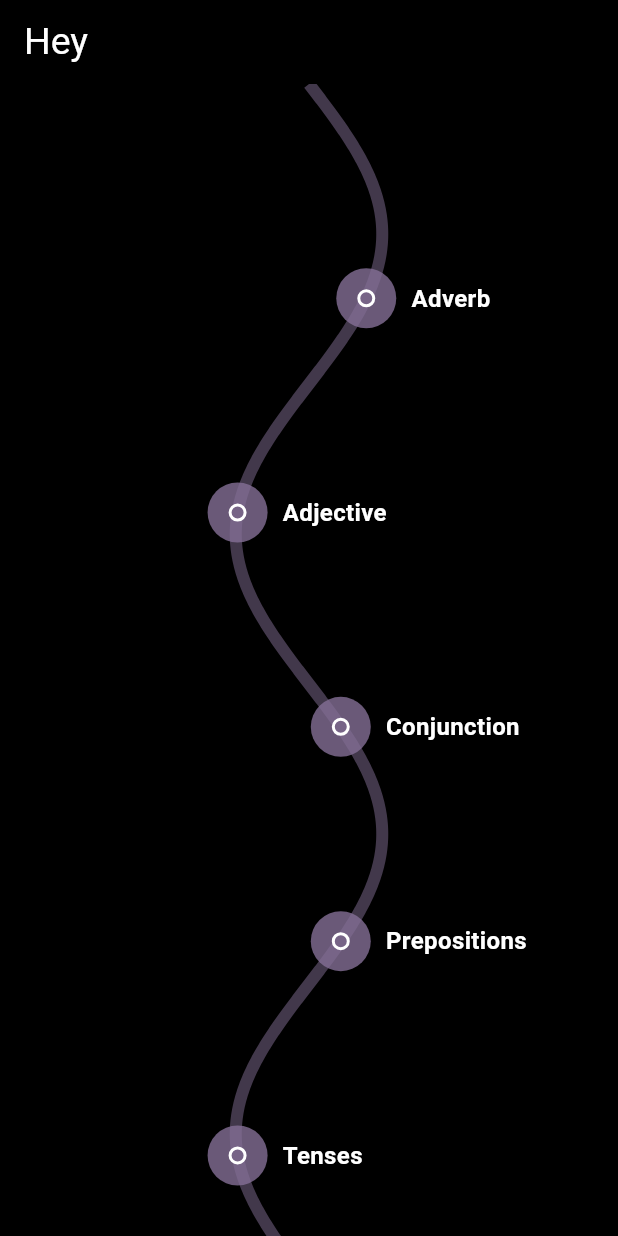
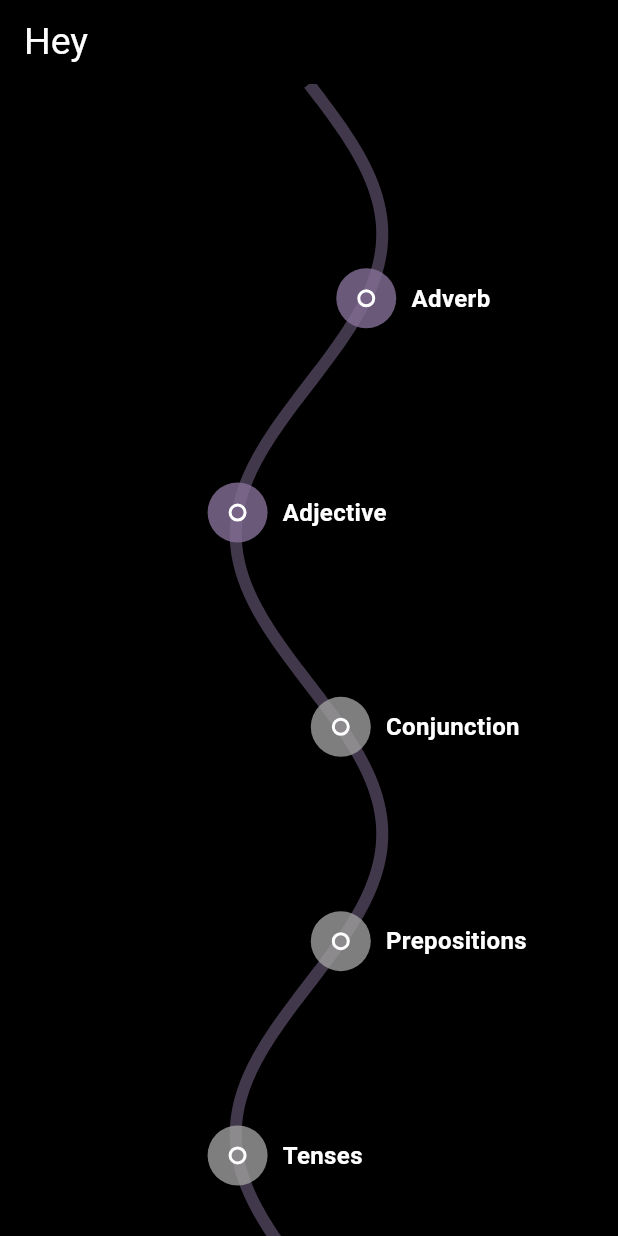
Before and after one commit to joshboye/LanguageHelperApp, a Flutter app: the HomeScreen screen opened directly with empty values, on a phone screen of 412 x 824 dp. Run offline on Flutter 3.47's test engine with Material 3 defaults, Android fonts, the phone set to English and light mode, and no system bars; our stand-ins replace shared_preferences; accounts and stored records are empty.

Commit message:
sheetsscreen

```diff
--- /dev/null
+++ b/lib/features/home/domain/entities/labels.dart
@@ -0,0 +1,5 @@
+class Label {
+  final String name;
+
+  const Label(this.name);
+}
--- /dev/null
+++ b/lib/features/home/domain/repositories/homerepository.dart
@@ -0,0 +1,5 @@
+import 'package:stimuler_task_app/features/home/domain/entities/labels.dart';
+
+abstract class HomeRepository {
+  Future<List<Label>> fetchLabels();
+}
--- a/lib/features/home/presentation/pages/homescreen.dart
+++ b/lib/features/home/presentation/pages/homescreen.dart
@@ -1,184 +1,104 @@
+import 'dart:math';
+import 'dart:ui';
+
 import 'package:flutter/material.dart';
-import 'dart:math';
+import 'package:provider/provider.dart';
+import 'package:stimuler_task_app/features/home/presentation/pages/sheetscreen.dart';
+import 'package:stimuler_task_app/features/home/presentation/providers/homeprovider.dart';
+import 'package:stimuler_task_app/features/home/presentation/providers/sheetprovider.dart';
+import 'package:stimuler_task_app/features/home/widgets/node_button_overlay.dart';
+import 'package:stimuler_task_app/features/home/widgets/sine_wave.dart';
 
-class HomeScreen extends StatelessWidget {
+class HomeScreen extends StatefulWidget {
   final String username;
   final int numberOfWaves;
   final int numberOfNodes;
 
-  const HomeScreen({Key? key, required this.username, this.numberOfWaves = 5, this.numberOfNodes = 6}) : super(key: key);
+  const HomeScreen({
+    Key? key,
+    required this.username,
+    this.numberOfWaves = 5,
+    this.numberOfNodes = 6,
+  }) : super(key: key);
+
+  @override
+  _HomeScreenState createState() => _HomeScreenState();
+}
+
+class _HomeScreenState extends State<HomeScreen> {
+  late List<double> waveAmplitude;
+
+  @override
+  void initState() {
+    super.initState();
+    final provider = Provider.of<HomeProvider>(context, listen: false);
+    provider.fetchLabels();
+    provider.initialize(context);
+
+    waveAmplitude = List.generate(widget.numberOfWaves, (_) => 80.0 + Random().nextDouble() * 80 - 40);
+  }
 
   @override
   Widget build(BuildContext context) {
-    final waveAmplitudes = List.generate(
-      numberOfWaves,
-      (_) => 80.0 + Random().nextDouble() * 80 - 40,
-    );
+    final homeProvider = Provider.of<HomeProvider>(context);
+    final sheetProvider = Provider.of<SheetProvider>(context);
 
     return Scaffold(
       backgroundColor: Colors.black,
       appBar: AppBar(
         title: Text(
-          'Hey $username',
+          'Hey ${widget.username}',
           style: const TextStyle(color: Colors.white, fontSize: 25),
         ),
         backgroundColor: Colors.transparent,
         automaticallyImplyLeading: false,
       ),
-      body: SingleChildScrollView(
+      body: Stack(
+        children: [
+          SingleChildScrollView(
             child: SizedBox(
-          height: 1000, // Adjust height as needed
+              height: 1000,
               child: Stack(
                 children: [
                   CustomPaint(
                     size: const Size(double.infinity, 1000),
                     painter: SineWaveCanvas(
-                  numberOfWaves: numberOfWaves,
-                  amplitudes: waveAmplitudes,
+                      numberOfWaves: widget.numberOfWaves,
+                      amplitudes: waveAmplitude,
                     ),
                   ),
                   NodeButtonsOverlay(
-                numberOfWaves: numberOfWaves,
-                numberOfNodes: numberOfNodes,
+                      numberOfWaves: widget.numberOfWaves,
+                      numberOfNodes: widget.numberOfNodes,
                       canvasHeight: 1000,
-                amplitudes: waveAmplitudes,
-                labels: const [
-                  "Adverb",
-                  "Adjective",
-                  "Conjunction",
-                  "Prepositions",
-                  "Tenses",
-                  "Nouns",
-                ],
-              ),
+                      amplitudes: waveAmplitude,
+                      labels: homeProvider.labels.map((label) => label.name).toList(),
+                      onNodeTapped: (index) {
+                        sheetProvider.setNodeIndex(index);
+                        showModalBottomSheet(
+                          context: context,
+                          isScrollControlled: true, // Enables control over the height
+                          backgroundColor: Colors.transparent, // Makes the sheet background transparent
+                          builder: (context) {
+                            return SheetScreen(parentContext: context); // Pass the parent context
+                          },
+                        ).whenComplete(() {
+                          sheetProvider.setNodeIndex(null); // Reset nodeIndex after sheet closes
+                        });
+                      }),
                 ],
               ),
             ),
           ),
-    );
-  }
-}
-
-class SineWaveCanvas extends CustomPainter {
-  final int numberOfWaves;
-  final List<double> amplitudes;
-  final double frequency = 0.5;
-
-  SineWaveCanvas({required this.numberOfWaves, required this.amplitudes});
-
-  @override
-  void paint(Canvas canvas, Size size) {
-    Paint wavePaint = Paint()
-      ..color = const Color.fromARGB(255, 132, 111, 150).withOpacity(0.5)
-      ..style = PaintingStyle.stroke
-      ..strokeWidth = 8;
-
-    Path path = Path();
-    double width = size.width;
-    double height = size.height;
-    double waveSegmentHeight = height / numberOfWaves;
-
-    for (double y = 0; y < height; y++) {
-      int waveIndex = (y ~/ waveSegmentHeight).clamp(0, numberOfWaves - 1);
-      double amplitude = amplitudes[waveIndex];
-      double x = amplitude * sin((frequency * 2 * pi * y) / waveSegmentHeight) + width / 2;
-
-      if (y == 0) {
-        path.moveTo(x, y);
-      } else {
-        path.lineTo(x, y);
-      }
-    }
-
-    canvas.drawPath(path, wavePaint);
-  }
-
-  @override
-  bool shouldRepaint(covariant CustomPainter oldDelegate) {
-    return false;
-  }
-}
-
-class NodeButtonsOverlay extends StatelessWidget {
-  final int numberOfWaves;
-  final int numberOfNodes;
-  final double canvasHeight;
-  final List<double> amplitudes;
-  final List<String> labels;
-  final double frequency = 0.5;
-
-  NodeButtonsOverlay({
-    Key? key,
-    required this.numberOfWaves,
-    required this.numberOfNodes,
-    required this.canvasHeight,
-    required this.amplitudes,
-    required this.labels,
-  }) : super(key: key);
-
-  @override
-  Widget build(BuildContext context) {
-    double width = MediaQuery.of(context).size.width;
-    double waveSegmentHeight = canvasHeight / numberOfWaves;
-    double nodeSpacing = canvasHeight / (numberOfNodes + 1);
-
-    return Stack(
-      children: [
-        for (int i = 1; i <= numberOfNodes; i++) ...{
-          Positioned(
-            top: nodeSpacing * i - 20, // Adjust by half the button size
-            left: _calculateNodePosition(nodeSpacing * i, waveSegmentHeight, width) - 20, // Adjust by half the button size
-            child: Row(
-              children: [
-                GestureDetector(
-                  onTap: () {
-                    ScaffoldMessenger.of(context).showSnackBar(
-                      SnackBar(content: Text('Tapped node $i: ${labels[i - 1]}')),
-                    );
-                  },
-                  child: Stack(
-                    alignment: Alignment.center,
-                    children: [
-                      Container(
-                        width: 40,
-                        height: 40,
-                        decoration: BoxDecoration(
-                          color: const Color.fromARGB(255, 132, 111, 150).withOpacity(0.8),
-                          shape: BoxShape.circle,
-                        ),
-                      ),
-                      Container(
-                        width: 12,
-                        height: 12,
-                        decoration: BoxDecoration(
-                          shape: BoxShape.circle,
-                          border: Border.all(color: Colors.white, width: 2),
-                          color: Colors.transparent,
+          if (sheetProvider.nodeIndex != null) // Apply blur only when the sheet is open
+            BackdropFilter(
+              filter: ImageFilter.blur(sigmaX: 5.0, sigmaY: 5.0),
+              child: Container(
+                color: Colors.black.withOpacity(0.2), // Optional overlay color
               ),
             ),
         ],
       ),
-                ),
-                const SizedBox(width: 10),
-                Text(
-                  labels[i - 1],
-                  style: const TextStyle(
-                    color: Colors.white,
-                    fontSize: 16,
-                    fontWeight: FontWeight.bold,
-                  ),
-                ),
-              ],
-            ),
-          ),
-        }
-      ],
     );
   }
-
-  double _calculateNodePosition(double y, double waveSegmentHeight, double width) {
-    int waveIndex = (y ~/ waveSegmentHeight).clamp(0, numberOfWaves - 1);
-    double amplitude = amplitudes[waveIndex];
-    return amplitude * sin((frequency * 2 * pi * y) / waveSegmentHeight) + width / 2;
 }
-}
--- /dev/null
+++ b/lib/features/home/presentation/providers/sheetprovider.dart
@@ -0,0 +1,23 @@
+import 'package:flutter/material.dart';
+
+class SheetProvider with ChangeNotifier {
+  int? _nodeIndex; // The node index that was tapped
+  int? _selectedButtonIndex; // The selected button index
+
+  int? get nodeIndex => _nodeIndex;
+  int? get selectedButtonIndex => _selectedButtonIndex;
+
+  void setNodeIndex(int? index) {
+    _nodeIndex = index;
+    notifyListeners(); // Notify listeners when the index is updated
+  }
+
+  void selectButton(int index) {
+    if (_selectedButtonIndex == index) {
+      _selectedButtonIndex = null;
+    } else {
+      _selectedButtonIndex = index;
+    }
+    notifyListeners(); // Notify listeners when the selected button changes
+  }
+}
--- /dev/null
+++ b/lib/features/home/widgets/node_button_overlay.dart
@@ -0,0 +1,94 @@
+import 'dart:math';
+
+import 'package:flutter/material.dart';
+import 'package:provider/provider.dart';
+import 'package:stimuler_task_app/features/home/presentation/providers/homeprovider.dart';
+
+class NodeButtonsOverlay extends StatelessWidget {
+  final int numberOfWaves;
+  final int numberOfNodes;
+  final double canvasHeight;
+  final List<double> amplitudes;
+  final List<String> labels;
+  final double frequency;
+  final void Function(int index) onNodeTapped; // Callback for node taps
+
+  const NodeButtonsOverlay({
+    Key? key,
+    required this.numberOfWaves,
+    required this.numberOfNodes,
+    required this.canvasHeight,
+    required this.amplitudes,
+    required this.labels,
+    required this.onNodeTapped, // Add onNodeTapped parameter
+    this.frequency = 0.5,
+  }) : super(key: key);
+
+  @override
+  Widget build(BuildContext context) {
+    final provider = Provider.of<HomeProvider>(context);
+    double width = MediaQuery.of(context).size.width;
+    double waveSegmentHeight = canvasHeight / numberOfWaves;
+    double nodeSpacing = canvasHeight / (numberOfNodes + 1);
+
+    return Stack(
+      children: [
+        for (int i = 1; i <= numberOfNodes; i++) ...{
+          Positioned(
+            top: nodeSpacing * i - 20, // Adjust by half the button size
+            left: _calculateNodePosition(nodeSpacing * i, waveSegmentHeight, width) - 20, // Adjust by half the button size
+            child: Row(
+              children: [
+                GestureDetector(
+                  onTap: () {
+                    if (provider.nodeProgress[i - 1] == 1) {
+                      provider.tapNode(i - 1); // Update progress for the node
+                      onNodeTapped(i); // Trigger the callback with node index
+                    }
+                  },
+                  child: Stack(
+                    alignment: Alignment.center,
+                    children: [
+                      Container(
+                        width: 40,
+                        height: 40,
+                        decoration: BoxDecoration(
+                          color: provider.nodeProgress[i - 1] == 1 ? const Color.fromARGB(255, 132, 111, 150).withOpacity(0.8) : Colors.grey.withOpacity(0.8),
+                          shape: BoxShape.circle,
+                        ),
+                      ),
+                      Container(
+                        width: 12,
+                        height: 12,
+                        decoration: BoxDecoration(
+                          shape: BoxShape.circle,
+                          border: Border.all(color: Colors.white, width: 2),
+                          color: Colors.transparent,
+                        ),
+                      ),
+                    ],
+                  ),
+                ),
+                const SizedBox(width: 10),
+                Text(
+                  labels[i - 1],
+                  style: const TextStyle(
+                    color: Colors.white,
+                    fontSize: 16,
+                    fontWeight: FontWeight.bold,
+                  ),
+                ),
+              ],
+            ),
+          ),
+        }
+      ],
+    );
+  }
+
+  double _calculateNodePosition(double y, double waveSegmentHeight, double width) {
+    int waveIndex = (y ~/ waveSegmentHeight).clamp(0, numberOfWaves - 1);
+    double amplitude = amplitudes[waveIndex];
+    return amplitude * sin((frequency * 2 * pi * y) / waveSegmentHeight) + width / 2;
+  }
+}
--- /dev/null
+++ b/lib/features/home/widgets/sine_wave.dart
@@ -0,0 +1,43 @@
+import 'dart:math';
+
+import 'package:flutter/material.dart';
+
+class SineWaveCanvas extends CustomPainter {
+  final int numberOfWaves;
+  final List<double> amplitudes;
+  final double frequency = 0.5;
+
+  SineWaveCanvas({required this.numberOfWaves, required this.amplitudes});
+
+  @override
+  void paint(Canvas canvas, Size size) {
+    Paint wavePaint = Paint()
+      ..color = const Color.fromARGB(255, 132, 111, 150).withOpacity(0.5)
+      ..style = PaintingStyle.stroke
+      ..strokeWidth = 8;
+
+    Path path = Path();
+    double width = size.width;
+    double height = size.height;
+    double waveSegmentHeight = height / numberOfWaves;
+
+    for (double y = 0; y < height; y++) {
+      int waveIndex = (y ~/ waveSegmentHeight).clamp(0, numberOfWaves - 1);
+      double amplitude = amplitudes[waveIndex];
+      double x = amplitude * sin((frequency * 2 * pi * y) / waveSegmentHeight) + width / 2;
+
+      if (y == 0) {
+        path.moveTo(x, y);
+      } else {
+        path.lineTo(x, y);
+      }
+    }
+
+    canvas.drawPath(path, wavePaint);
+  }
+
+  @override
+  bool shouldRepaint(covariant CustomPainter oldDelegate) {
+    return false;
+  }
+}
--- a/pubspec.yaml
+++ b/pubspec.yaml
@@ -62,8 +62,8 @@ flutter:
   uses-material-design: true
 
   # To add assets to your application, add an assets section, like this:
-  # assets:
-  #   - images/a_dot_burr.jpeg
+  assets:
+    - assets/images/
   #   - images/a_dot_ham.jpeg
 
   # An image asset can refer to one or more resolution-specific "variants", see
```
Also changed, not shown: lib/core/providers/node_provider.dart (added, +12 -0 lines), lib/features/home/data/home_repository_impl.dart (added, +18 -0 lines), lib/features/home/data/models/label_model.dart (added, +13 -0 lines), lib/features/home/domain/usecases/get_labels_usecase.dart (added, +12 -0 lines), lib/features/home/presentation/pages/sheetscreen.dart (added, +164 -0 lines), lib/features/home/presentation/providers/homeprovider.dart (added, +58 -0 lines), lib/features/quiz/presentation/pages/quiz_screen.dart (added, +12 -0 lines), lib/main.dart (+18 -3 lines), lib/routes.dart (+10 -0 lines), assets/images/books.jpg (added). Lines whose indentation alone changed are shown as unchanged.
